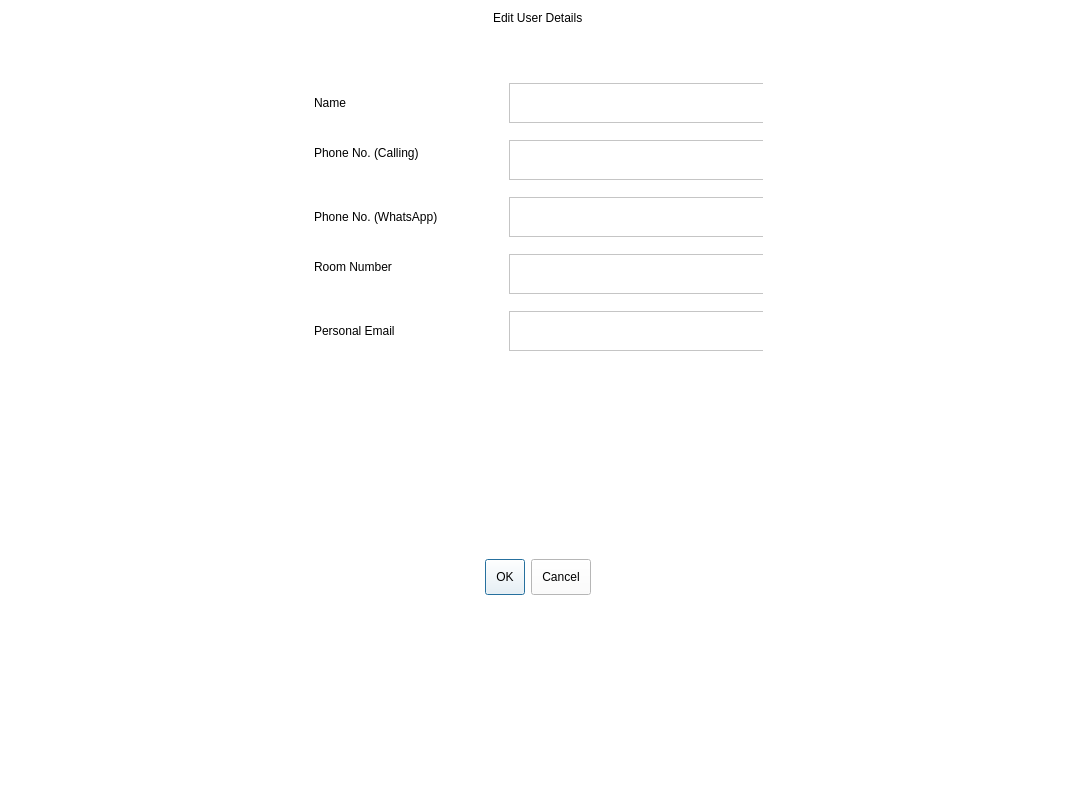
arc-bphc/sims-gui, file editdetails.ui: the form before one commit.
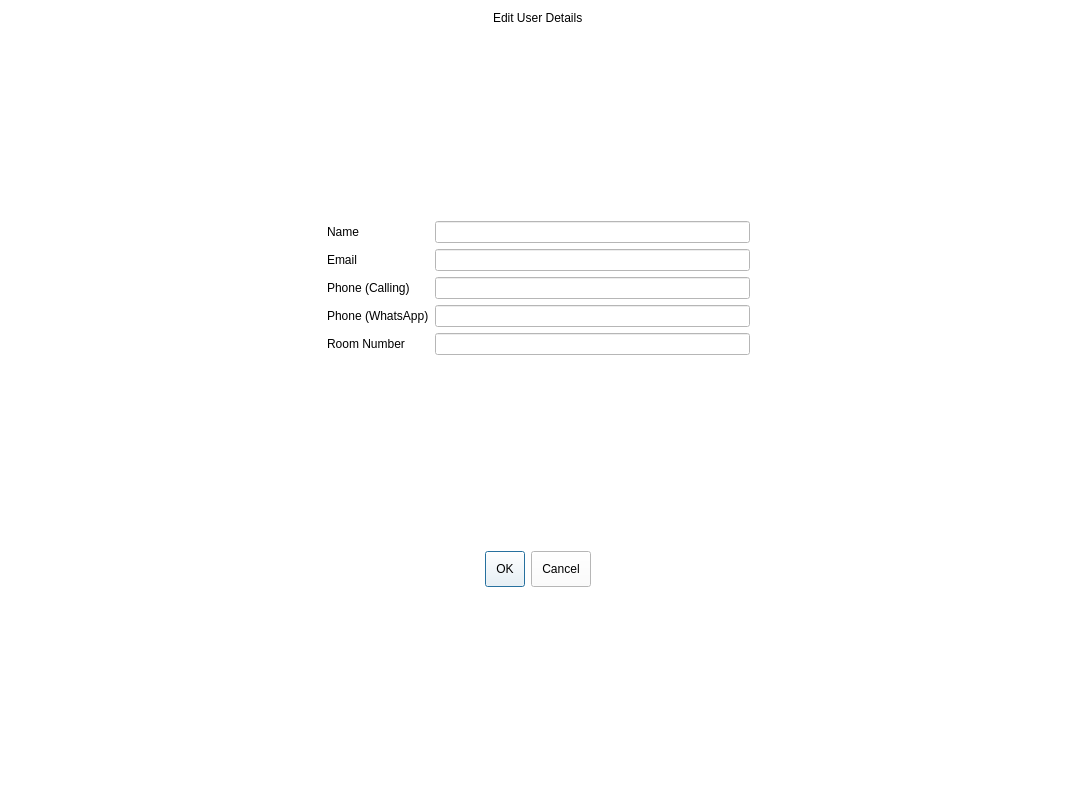
The form after the commit.

Patch:
```diff
--- a/editdetails.ui
+++ b/editdetails.ui
@@ -26,180 +26,108 @@
   </property>
   <layout class="QGridLayout" name="gridLayout_3">
    <item row="0" column="0">
-    <layout class="QGridLayout" name="gridLayout_2">
-     <item row="2" column="0" colspan="3" alignment="Qt::AlignHCenter">
-      <widget class="QWidget" name="widget" native="true">
-       <property name="minimumSize">
+    <layout class="QGridLayout" name="gridLayout">
+     <item row="4" column="0" alignment="Qt::AlignHCenter">
+      <widget class="QDialogButtonBox" name="buttonBox">
+       <property name="standardButtons">
+        <set>QDialogButtonBox::Cancel|QDialogButtonBox::Ok</set>
+       </property>
+      </widget>
+     </item>
+     <item row="3" column="0">
+      <spacer name="verticalSpacer_2">
+       <property name="orientation">
+        <enum>Qt::Vertical</enum>
+       </property>
+       <property name="sizeHint" stdset="0">
         <size>
-         <width>450</width>
-         <height>300</height>
+         <width>20</width>
+         <height>40</height>
         </size>
        </property>
-       <widget class="QWidget" name="layoutWidget">
-        <property name="geometry">
-         <rect>
-          <x>1</x>
-          <y>1</y>
-          <width>451</width>
-          <height>291</height>
-         </rect>
-        </property>
-        <layout class="QGridLayout" name="gridLayout">
-         <item row="0" column="1">
-          <widget class="QTextEdit" name="name">
-           <property name="enabled">
-            <bool>false</bool>
-           </property>
-           <property name="sizePolicy">
-            <sizepolicy hsizetype="Preferred" vsizetype="Minimum">
-             <horstretch>0</horstretch>
-             <verstretch>0</verstretch>
-            </sizepolicy>
-           </property>
-           <property name="maximumSize">
-            <size>
-             <width>400</width>
-             <height>40</height>
-            </size>
-           </property>
-          </widget>
-         </item>
-         <item row="2" column="0">
-          <widget class="QLabel" name="label_3">
-           <property name="maximumSize">
-            <size>
-             <width>16777215</width>
-             <height>40</height>
-            </size>
-           </property>
-           <property name="text">
-            <string>Phone No. (WhatsApp)</string>
-           </property>
-          </widget>
-         </item>
-         <item row="1" column="0" alignment="Qt::AlignVCenter">
-          <widget class="QLabel" name="label_2">
-           <property name="maximumSize">
-            <size>
-             <width>16777215</width>
-             <height>16777215</height>
-            </size>
-           </property>
-           <property name="text">
-            <string>Phone No. (Calling)
-</string>
-           </property>
-          </widget>
-         </item>
-         <item row="1" column="1">
-          <widget class="QTextEdit" name="phoneCall">
-           <property name="sizePolicy">
-            <sizepolicy hsizetype="Preferred" vsizetype="Minimum">
-             <horstretch>0</horstretch>
-             <verstretch>0</verstretch>
-            </sizepolicy>
-           </property>
-           <property name="maximumSize">
-            <size>
-             <width>400</width>
-             <height>40</height>
-            </size>
-           </property>
-          </widget>
-         </item>
-         <item row="3" column="0">
-          <widget class="QLabel" name="label_4">
-           <property name="maximumSize">
-            <size>
-             <width>16777215</width>
-             <height>40</height>
-            </size>
-           </property>
-           <property name="text">
-            <string>Room Number
-</string>
-           </property>
-          </widget>
-         </item>
-         <item row="4" column="0">
-          <widget class="QLabel" name="label_5">
-           <property name="maximumSize">
-            <size>
-             <width>16777215</width>
-             <height>40</height>
-            </size>
-           </property>
-           <property name="text">
-            <string>Personal Email</string>
-           </property>
-          </widget>
-         </item>
-         <item row="2" column="1">
-          <widget class="QTextEdit" name="phoneWhatsApp">
-           <property name="sizePolicy">
-            <sizepolicy hsizetype="Preferred" vsizetype="Minimum">
-             <horstretch>0</horstretch>
-             <verstretch>0</verstretch>
-            </sizepolicy>
-           </property>
-           <property name="maximumSize">
-            <size>
-             <width>400</width>
-             <height>40</height>
-            </size>
-           </property>
-          </widget>
-         </item>
-         <item row="0" column="0" alignment="Qt::AlignVCenter">
-          <widget class="QLabel" name="label">
-           <property name="maximumSize">
-            <size>
-             <width>16777215</width>
-             <height>16777215</height>
-            </size>
-           </property>
-           <property name="text">
-            <string>Name</string>
-           </property>
-          </widget>
-         </item>
-         <item row="3" column="1">
-          <widget class="QTextEdit" name="roomNumber">
-           <property name="sizePolicy">
-            <sizepolicy hsizetype="Preferred" vsizetype="Minimum">
-             <horstretch>0</horstretch>
-             <verstretch>0</verstretch>
-            </sizepolicy>
-           </property>
-           <property name="maximumSize">
-            <size>
-             <width>400</width>
-             <height>40</height>
-            </size>
-           </property>
-          </widget>
-         </item>
-         <item row="4" column="1">
-          <widget class="QTextEdit" name="email">
-           <property name="sizePolicy">
-            <sizepolicy hsizetype="Preferred" vsizetype="Minimum">
-             <horstretch>0</horstretch>
-             <verstretch>0</verstretch>
-            </sizepolicy>
-           </property>
-           <property name="maximumSize">
-            <size>
-             <width>400</width>
-             <height>40</height>
-            </size>
-           </property>
-          </widget>
-         </item>
-        </layout>
-       </widget>
-      </widget>
+      </spacer>
      </item>
-     <item row="0" column="1" alignment="Qt::AlignHCenter|Qt::AlignTop">
+     <item row="2" column="0">
+      <layout class="QGridLayout" name="gridLayout_2">
+       <item row="2" column="1">
+        <widget class="QLabel" name="label_7">
+         <property name="text">
+          <string>Phone (Calling)</string>
+         </property>
+        </widget>
+       </item>
+       <item row="2" column="2">
+        <widget class="QLineEdit" name="phoneCall"/>
+       </item>
+       <item row="3" column="1">
+        <widget class="QLabel" name="label_8">
+         <property name="text">
+          <string>Phone (WhatsApp)</string>
+         </property>
+        </widget>
+       </item>
+       <item row="2" column="0">
+        <spacer name="horizontalSpacer">
+         <property name="orientation">
+          <enum>Qt::Horizontal</enum>
+         </property>
+         <property name="sizeHint" stdset="0">
+          <size>
+           <width>40</width>
+           <height>20</height>
+          </size>
+         </property>
+        </spacer>
+       </item>
+       <item row="1" column="1">
+        <widget class="QLabel" name="label_6">
+         <property name="text">
+          <string>Email</string>
+         </property>
+        </widget>
+       </item>
+       <item row="1" column="2">
+        <widget class="QLineEdit" name="email"/>
+       </item>
+       <item row="0" column="2">
+        <widget class="QLineEdit" name="name"/>
+       </item>
+       <item row="3" column="3">
+        <spacer name="horizontalSpacer_2">
+         <property name="orientation">
+          <enum>Qt::Horizontal</enum>
+         </property>
+         <property name="sizeHint" stdset="0">
+          <size>
+           <width>40</width>
+           <height>20</height>
+          </size>
+         </property>
+        </spacer>
+       </item>
+       <item row="0" column="1">
+        <widget class="QLabel" name="label_5">
+         <property name="text">
+          <string>Name</string>
+         </property>
+        </widget>
+       </item>
+       <item row="3" column="2">
+        <widget class="QLineEdit" name="phoneWhatsApp"/>
+       </item>
+       <item row="4" column="1">
+        <widget class="QLabel" name="label_9">
+         <property name="text">
+          <string>Room Number</string>
+         </property>
+        </widget>
+       </item>
+       <item row="4" column="2">
+        <widget class="QLineEdit" name="roomNumber"/>
+       </item>
+      </layout>
+     </item>
+     <item row="0" column="0" alignment="Qt::AlignHCenter">
       <widget class="QLabel" name="label_10">
        <property name="styleSheet">
         <string notr="true">font: 24pt &quot;Noto Sans&quot;;</string>
@@ -209,7 +137,20 @@
        </property>
       </widget>
      </item>
-     <item row="1" column="1">
+     <item row="1" column="0">
+      <spacer name="verticalSpacer">
+       <property name="orientation">
+        <enum>Qt::Vertical</enum>
+       </property>
+       <property name="sizeHint" stdset="0">
+        <size>
+         <width>20</width>
+         <height>40</height>
+        </size>
+       </property>
+      </spacer>
+     </item>
+     <item row="5" column="0">
       <spacer name="verticalSpacer_3">
        <property name="orientation">
         <enum>Qt::Vertical</enum>
@@ -224,39 +165,6 @@
      </item>
     </layout>
    </item>
-   <item row="3" column="0">
-    <spacer name="verticalSpacer_4">
-     <property name="orientation">
-      <enum>Qt::Vertical</enum>
-     </property>
-     <property name="sizeHint" stdset="0">
-      <size>
-       <width>20</width>
-       <height>40</height>
-      </size>
-     </property>
-    </spacer>
-   </item>
-   <item row="2" column="0" alignment="Qt::AlignHCenter">
-    <widget class="QDialogButtonBox" name="buttonBox">
-     <property name="standardButtons">
-      <set>QDialogButtonBox::Cancel|QDialogButtonBox::Ok</set>
-     </property>
-    </widget>
-   </item>
-   <item row="1" column="0">
-    <spacer name="verticalSpacer_5">
-     <property name="orientation">
-      <enum>Qt::Vertical</enum>
-     </property>
-     <property name="sizeHint" stdset="0">
-      <size>
-       <width>20</width>
-       <height>40</height>
-      </size>
-     </property>
-    </spacer>
-   </item>
   </layout>
  </widget>
  <resources/>
```
